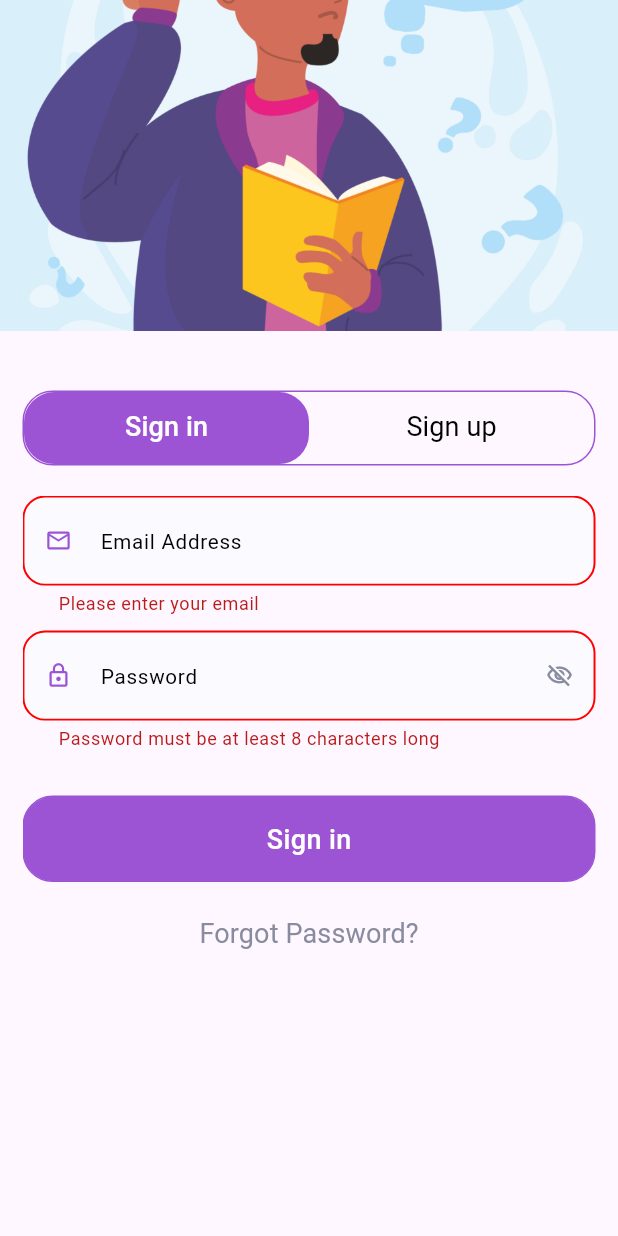
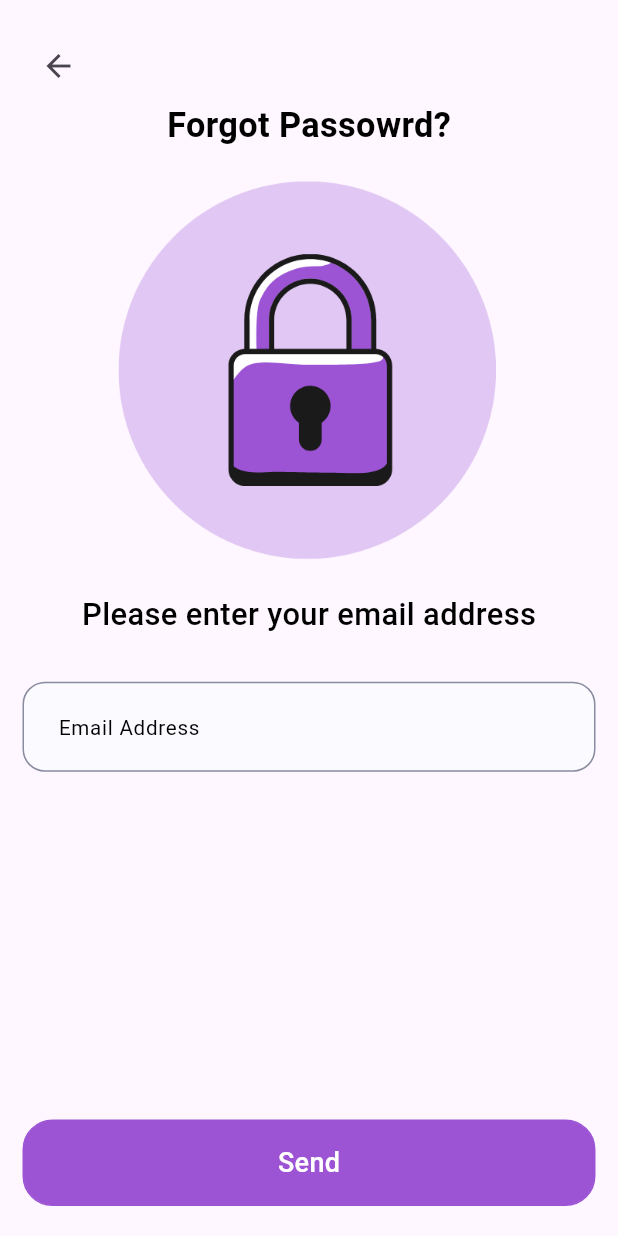
Before and after one commit to ZiraouiAbdou/moltaqa, a Flutter app: the screen it shows after launch, scrolled down 68 dp, after a tap on "Sign in", after a tap on "Forgot Password?", on a phone screen of 412 x 824 dp. Run offline on Flutter 3.47's test engine with Material 3 defaults, Android fonts, the phone set to English and light mode, and no system bars; our stand-ins replace bloc, cloud_firestore, firebase_auth, firebase_core, flutter_bloc, flutter_screenutil and 2 more; accounts and stored records are empty.

Commit message:
- added forgot password feature - enhanced snackbars - added auth trim method to inputs

```diff
--- a/lib/core/constants/assets_consts.dart
+++ b/lib/core/constants/assets_consts.dart
@@ -1,3 +1,4 @@
 class AssetsConsts {
   static String authAvatarr = "assets/images/auth_avatar.jpg";
+  static String lockImage = "assets/images/lock_image.png";
 }
--- a/lib/core/routes/app_router.dart
+++ b/lib/core/routes/app_router.dart
@@ -2,6 +2,7 @@ import 'package:go_router/go_router.dart';
 import 'package:moltaqa/core/routes/routes_constants.dart';
 import 'package:moltaqa/features/auth/ui/auth_redirector.dart';
 import 'package:moltaqa/features/auth/ui/auth_screen.dart';
+import 'package:moltaqa/features/auth/ui/forgot_password_screen.dart';
 import 'package:moltaqa/features/home/home.dart';
 
 class AppRouter {
@@ -16,6 +17,10 @@ class AppRouter {
         builder: (context, state) => AuthScreen(),
       ),
       GoRoute(
+        path: RoutesConstants.forgotPassword,
+        builder: (context, state) => ForgotPasswordScreen(),
+      ),
+      GoRoute(
         path: RoutesConstants.homeScreen,
         builder: (context, state) => HomeScreen(),
       ),
--- a/lib/core/routes/routes_constants.dart
+++ b/lib/core/routes/routes_constants.dart
@@ -2,4 +2,5 @@ class RoutesConstants {
   static const String authRedirector = "/";
   static const String homeScreen = "/homeScreen";
   static const String authScreen = "/authScreen";
+  static const String forgotPassword = "/forgotPassword";
 }
--- a/lib/features/auth/logic/cubit/auth_state.dart
+++ b/lib/features/auth/logic/cubit/auth_state.dart
@@ -37,3 +37,20 @@ final class LogoutFailed extends AuthState {
 }
 
 final class LogoutSuccess extends AuthState {}
+
+// Forgot password
+final class ForgotPasswordLoading extends AuthState {}
+
+final class ForgotPasswordFailed extends AuthState {
+  final String error;
+
+  ForgotPasswordFailed(this.error);
+}
+
+final class ForgotPasswordSuccess extends AuthState {}
+
+// count down
+class CountdownUpdated extends AuthState {
+  final int remainingSeconds;
+  CountdownUpdated(this.remainingSeconds);
+}
--- /dev/null
+++ b/lib/features/auth/ui/forgot_password_screen.dart
@@ -0,0 +1,136 @@
+import 'package:flutter/material.dart';
+import 'package:flutter_bloc/flutter_bloc.dart';
+import 'package:flutter_screenutil/flutter_screenutil.dart';
+import 'package:moltaqa/core/constants/assets_consts.dart';
+import 'package:moltaqa/core/helpers/email_validator.dart';
+import 'package:moltaqa/core/shared_widgets/custom_button.dart';
+import 'package:moltaqa/core/shared_widgets/custom_text_form_field.dart';
+import 'package:moltaqa/core/theming/colors_manager.dart';
+import 'package:moltaqa/core/theming/text_styles.dart';
+import 'package:moltaqa/features/auth/logic/cubit/auth_cubit.dart';
+
+class ForgotPasswordScreen extends StatefulWidget {
+  const ForgotPasswordScreen({super.key});
+
+  @override
+  State<ForgotPasswordScreen> createState() => _ForgotPasswordScreenState();
+}
+
+class _ForgotPasswordScreenState extends State<ForgotPasswordScreen> {
+  final TextEditingController emailController = TextEditingController();
+  final _formKey = GlobalKey<FormState>();
+
+  @override
+  void dispose() {
+    emailController.dispose();
+    super.dispose();
+  }
+
+  @override
+  Widget build(BuildContext context) {
+    return GestureDetector(
+      onTap: () => FocusScope.of(context).unfocus(),
+      child: Scaffold(
+        body: SafeArea(
+          child: SingleChildScrollView(
+            child: Padding(
+              padding: const EdgeInsets.symmetric(horizontal: 15, vertical: 20),
+              child: Form(
+                key: _formKey,
+                child: Column(
+                  children: [
+                    Align(alignment: Alignment.topLeft, child: BackButton()),
+                    Text("Forgot Passowrd?", style: TextStylesManager.heading3),
+                    const SizedBox(height: 20),
+                    Image.asset(AssetsConsts.lockImage, height: 250.h),
+                    const SizedBox(height: 20),
+                    Text(
+                      "Please enter your email address",
+                      style: TextStylesManager.titleLarge,
+                    ),
+                    const SizedBox(height: 30),
+                    CustomTextFormField(
+                      controller: emailController,
+                      hintText: "Email Address",
+                      keyboardType: TextInputType.emailAddress,
+                      validator: (email) => emailValidator(email),
+                    ),
+                  ],
+                ),
+              ),
+            ),
+          ),
+        ),
+        bottomNavigationBar: StatefulBuilder(
+          builder: (context, setstate) {
+            return Padding(
+              padding: const EdgeInsets.symmetric(horizontal: 15, vertical: 20),
+              child: BlocConsumer<AuthCubit, AuthState>(
+                buildWhen:
+                    (previous, current) =>
+                        current is ForgotPasswordLoading ||
+                        current is ForgotPasswordFailed ||
+                        current is ForgotPasswordSuccess ||
+                        current is CountdownUpdated,
+
+                listener: (context, state) {
+                  if (state is ForgotPasswordSuccess) {
+                    ScaffoldMessenger.of(context).showSnackBar(
+                      SnackBar(
+                        content: Text('Password reset email sent!'),
+                        backgroundColor: ColorsManager.green,
+                      ),
+                    );
+                    // Start countdown on success
+                    context.read<AuthCubit>().startPasswordResetCountdown();
+                  }
+                  if (state is ForgotPasswordFailed) {
+                    ScaffoldMessenger.of(context).showSnackBar(
+                      SnackBar(
+                        content: Text(state.error),
+                        backgroundColor: ColorsManager.red,
+                      ),
+                    );
+                  }
+                },
+                builder: (context, state) {
+                  int countdown =
+                      context.read<AuthCubit>().resetPasswordCountdown;
+                  return SizedBox(
+                    height: 56.h,
+                    child:
+                        state is ForgotPasswordLoading
+                            ? Center(child: CircularProgressIndicator())
+                            : CustomButton(
+                              text:
+                                  countdown > 0
+                                      ? "${countdown.toString()} S"
+                                      : "Send",
+                              backgroundColor:
+                                  countdown > 0 ? ColorsManager.grey : null,
+                              borderColor:
+                                  countdown > 0 ? ColorsManager.grey : null,
+                              textColor: ColorsManager.white,
+                              onTap: () {
+                                if (countdown == 0) {
+                                  if (_formKey.currentState?.validate() ==
+                                      true) {
+                                    context
+                                        .read<AuthCubit>()
+                                        .sendPasswordResetEmail(
+                                          email: emailController.text.trim(),
+                                        );
+                                  }
+                                }
+                              },
+                            ),
+                  );
+                },
+              ),
+            );
+          },
+        ),
+      ),
+    );
+  }
+}
--- a/lib/features/auth/ui/widgets/login_widget.dart
+++ b/lib/features/auth/ui/widgets/login_widget.dart
@@ -83,9 +83,12 @@ class _LoginWidgetState extends State<LoginWidget> {
           BlocConsumer<AuthCubit, AuthState>(
             listener: (context, state) {
               if (state is LoginFailed) {
-                ScaffoldMessenger.of(
-                  context,
-                ).showSnackBar(SnackBar(content: Text(state.error)));
+                ScaffoldMessenger.of(context).showSnackBar(
+                  SnackBar(
+                    content: Text(state.error),
+                    backgroundColor: ColorsManager.red,
+                  ),
+                );
               }
               if (state is LoginSuccess) {
                 context.go(RoutesConstants.authRedirector);
@@ -103,8 +106,8 @@ class _LoginWidgetState extends State<LoginWidget> {
                   onTap: () {
                     if (_formKey.currentState?.validate() == true) {
                       context.read<AuthCubit>().loginUser(
-                        email: emailController.text,
-                        password: passwordController.text,
+                        email: emailController.text.trim(),
+                        password: passwordController.text.trim(),
                       );
                     }
                   },
@@ -114,9 +117,10 @@ class _LoginWidgetState extends State<LoginWidget> {
           ),
 
           SizedBox(height: 10),
-          // add timer after each click
           TextButton(
-            onPressed: () {},
+            onPressed: () {
+              context.push(RoutesConstants.forgotPassword);
+            },
             child: Text(
               "Forgot Password?",
               style: TextStylesManager.bodyLarge.copyWith(
```
Also changed, not shown: lib/features/auth/logic/cubit/auth_cubit.dart (+34 -0 lines), lib/features/auth/ui/widgets/signup_widget.dart (+9 -6 lines), assets/images/lock_image.png (added).
